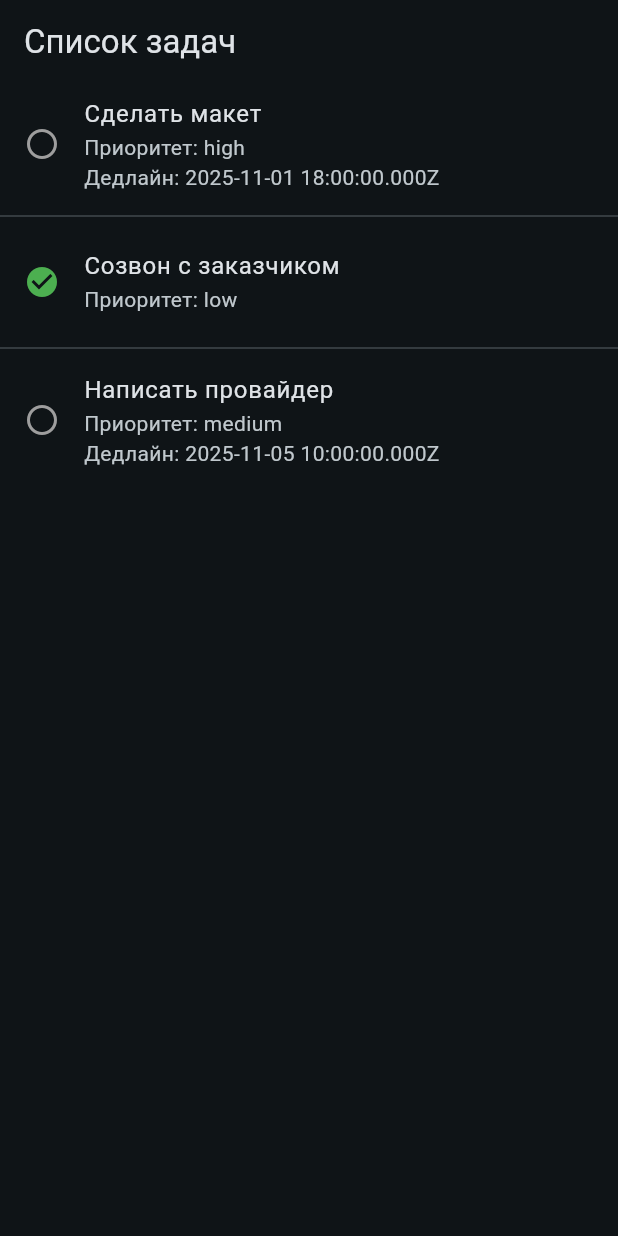
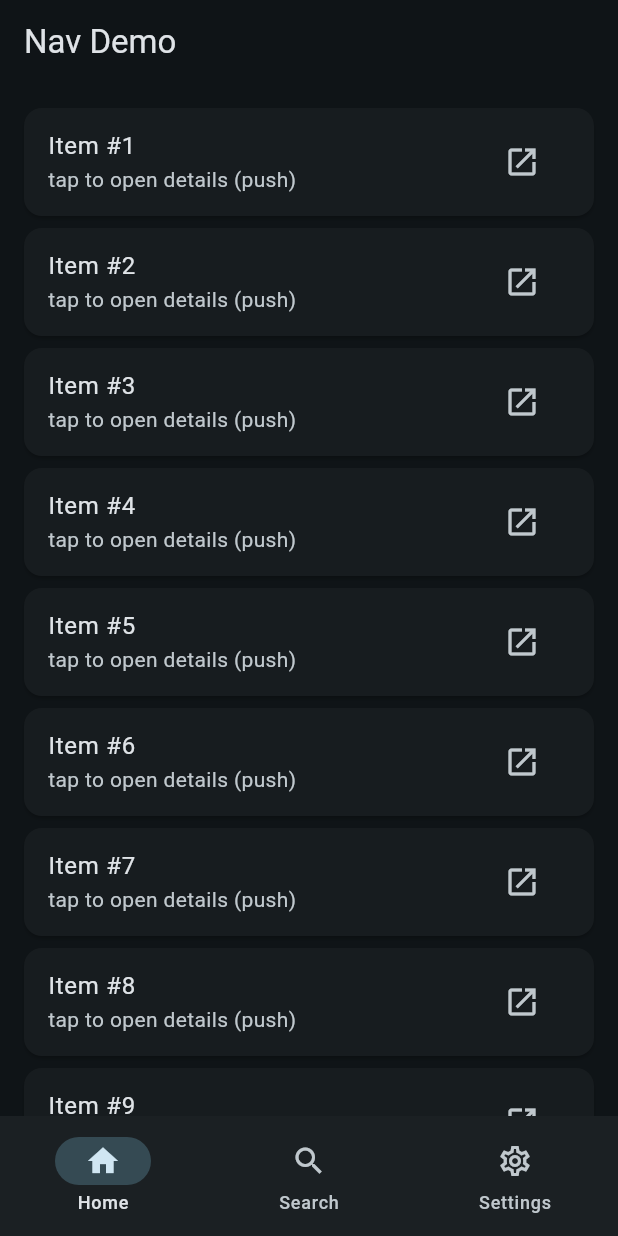
Before and after one commit to 1FAY/test-navigation, a Flutter app: the screen it shows after launch, on a phone screen of 412 x 824 dp. Run offline on Flutter 3.47's test engine with Material 3 defaults, Android fonts, the phone set to English and light mode, and no system bars; our stand-ins replace go_router.

Commit message:
Revert "second_commit"

```diff
--- a/assets/tasks.json
+++ /dev/null
@@ -1,23 +0,0 @@
-[
-  {
-    "id": "t1",
-    "title_text": "Сделать макет",
-    "done": 0,
-    "deadline_iso": "2025-11-01T18:00:00Z",
-    "priority": "high"
-  },
-  {
-    "id": "t2",
-    "title_text": "Созвон с заказчиком",
-    "done": 1,
-    "deadline_iso": null,
-    "priority": "low"
-  },
-  {
-    "id": "t3",
-    "title_text": "Написать провайдер",
-    "done": 0,
-    "deadline_iso": "2025-11-05T10:00:00Z",
-    "priority": "medium"
-  }
-]
--- a/lib/main.dart
+++ b/lib/main.dart
@@ -1,9 +1,8 @@
 import 'package:flutter/material.dart';
-import 'package:flutter_riverpod/flutter_riverpod.dart';
 
 import 'src/app.dart';
 
 
 void main() {
-  runApp(const ProviderScope(child: App()));
+  runApp(const App());
 }
--- a/lib/src/app.dart
+++ b/lib/src/app.dart
@@ -1,5 +1,7 @@
 import 'package:flutter/material.dart';
-import 'package:flutter_application_1/src/data/features/tastks/ui/task_list_screen.dart';
+
+import 'navigation/router.dart';
+import 'states/app_state.dart';
 
 
 class App extends StatefulWidget {
@@ -10,9 +12,14 @@ class App extends StatefulWidget {
 }
 
 class _AppState extends State<App> {
+  final appState = AppState();
+
+
   @override
   Widget build(BuildContext context) {
-    return MaterialApp(
+    final router = createRouter(appState);
+
+    return MaterialApp.router(
       debugShowCheckedModeBanner: false,
       theme: ThemeData(
         colorScheme: ColorScheme
@@ -30,7 +37,7 @@ class _AppState extends State<App> {
           ),
       ),
       themeMode: ThemeMode.dark,
-      home: TaskListScreen(),
+      routerConfig: router,
     );
   }
 }
--- a/lib/src/data/features/tastks/providers/task_list_provider.dart
+++ /dev/null
@@ -1,14 +0,0 @@
-import 'package:flutter_application_1/src/domain/mappers/task_mapper.dart';
-import 'package:flutter_riverpod/flutter_riverpod.dart';
-
-import '../../../../domain/entities/task_entity.dart';
-import '../../../sources/local_task_source.dart';
-
-
-final _taskSourceProvider = Provider((ref) => LocalTaskSource());
-
-final taskListProvider = FutureProvider<List<TaskEntity>>((ref) async {
-  final source = ref.watch(_taskSourceProvider);
-  final models = await source.fetchTasks();
-  return models.map((m) => m.toEntity()).toList();
-});
--- a/lib/src/data/features/tastks/ui/task_list_screen.dart
+++ /dev/null
@@ -1,37 +0,0 @@
-import 'package:flutter/material.dart';
-import 'package:flutter_riverpod/flutter_riverpod.dart';
-import '../providers/task_list_provider.dart';
-
-
-class TaskListScreen extends ConsumerWidget {
-  const TaskListScreen({super.key});
-
-  @override
-  Widget build(BuildContext context, WidgetRef ref) {
-    final tasksAsync = ref.watch(taskListProvider);
-
-    return Scaffold(
-      appBar: AppBar(title: const Text('Список задач')),
-      body: tasksAsync.when(
-        data: (tasks) => ListView.separated(
-          itemCount: tasks.length,
-          separatorBuilder: (_, __) => const Divider(),
-          itemBuilder: (_, i) {
-            final t = tasks[i];
-            return ListTile(
-              leading: Icon(
-                t.isDone ? Icons.check_circle : Icons.radio_button_unchecked,
-                color: t.isDone ? Colors.green : Colors.grey,
-              ),
-              title: Text(t.title),
-              subtitle: Text('Приоритет: ${t.priority.name}'
-                  '${t.deadline != null ? '\nДедлайн: ${t.deadline}' : ''}'),
-            );
-          },
-        ),
-        error: (e, _) => Center(child: Text('Ошибка: $e')),
-        loading: () => const Center(child: CircularProgressIndicator()),
-      ),
-    );
-  }
-}
--- a/lib/src/domain/mappers/task_mapper.dart
+++ /dev/null
@@ -1,20 +0,0 @@
-import '../../data/models/task_model.dart';
-import '../entities/task_entity.dart';
-
-extension TaskModelMapper on TaskModel {
-  TaskEntity toEntity() {
-    final pr = switch (priority.toLowerCase()) {
-      'low' => TaskPriority.low,
-      'high' => TaskPriority.high,
-      _ => TaskPriority.medium,
-    };
-
-    return TaskEntity(
-      id: id,
-      title: titleText.trim(),
-      isDone: done == 1,
-      deadline: deadlineIso != null ? DateTime.parse(deadlineIso!) : null,
-      priority: pr,
-    );
-  }
-}
--- /dev/null
+++ b/lib/src/navigation/router.dart
@@ -0,0 +1,73 @@
+import 'package:go_router/go_router.dart';
+
+import '../pages/details_page.dart';
+import '../pages/home_page.dart';
+import '../pages/login_page.dart';
+import '../pages/search_page.dart';
+import '../pages/settings_page.dart';
+import '../states/app_state.dart';
+import 'tabs_scaffold.dart';
+
+
+GoRouter createRouter(AppState appState) {
+  return GoRouter(
+    initialLocation: '/home',
+    refreshListenable: appState,
+    redirect: (context, state) {
+      final loggingIn = state.matchedLocation == '/login';
+      final needsAuth = state.matchedLocation.startsWith('/settings');
+
+      if (!appState.loggedIn && needsAuth && !loggingIn) {
+        return '/login?from=${Uri.encodeComponent(state.matchedLocation)}';
+      }
+      if (appState.loggedIn && loggingIn) {
+        return '/home';
+      }
+      return null;
+    },
+    routes: [
+      GoRoute(
+        path: '/login',
+        name: 'login',
+        builder: (context, state) => LoginPage(
+          onLogin: () {
+            appState.login();
+            final from = state.uri.queryParameters['from'];
+            context.go(from ?? '/home');
+          },
+        ),
+      ),
+      ShellRoute(
+        builder: (context, state, child) => TabsScaffold(child: child),
+        routes: [
+          GoRoute(
+            path: '/home',
+            name: 'home',
+            builder: (context, state) => const HomePage(),
+            routes: [
+              GoRoute(
+                path: 'details/:id',
+                name: 'details',
+                builder: (context, state) => DetailsPage(
+                  id: state.pathParameters['id']!,
+                ),
+              ),
+            ],
+          ),
+          GoRoute(
+            path: '/search',
+            name: 'search',
+            builder: (context, state) => const SearchPage(),
+          ),
+          GoRoute(
+            path: '/settings',
+            name: 'settings',
+            builder: (context, state) => SettingsPage(
+              onLogout: appState.logout,
+            ),
+          ),
+        ],
+      ),
+    ],
+  );
+}
--- /dev/null
+++ b/lib/src/navigation/tabs_scaffold.dart
@@ -0,0 +1,43 @@
+import 'package:flutter/material.dart';
+import 'package:go_router/go_router.dart';
+
+
+class TabsScaffold extends StatelessWidget {
+  const TabsScaffold({super.key, required this.child});
+  final Widget child;
+
+  int _locationToIndex(String location) {
+    if (location.startsWith('/search')) return 1;
+    if (location.startsWith('/settings')) return 2;
+    return 0; // home (по умолчанию)
+  }
+
+  @override
+  Widget build(BuildContext context) {
+    final location = GoRouterState.of(context).uri.toString();
+    final currentIndex = _locationToIndex(location);
+
+    return Scaffold(
+      appBar: AppBar(title: const Text('Nav Demo')),
+      body: child,
+      bottomNavigationBar: NavigationBar(
+        selectedIndex: currentIndex,
+        onDestinationSelected: (index) {
+          switch (index) {
+            case 0:
+              context.go('/home');
+            case 1:
+              context.go('/search');
+            case 2:
+              context.go('/settings');
+          }
+        },
+        destinations: const [
+          NavigationDestination(icon: Icon(Icons.home_outlined), selectedIcon: Icon(Icons.home), label: 'Home'),
+          NavigationDestination(icon: Icon(Icons.search_outlined), selectedIcon: Icon(Icons.search), label: 'Search'),
+          NavigationDestination(icon: Icon(Icons.settings_outlined), selectedIcon: Icon(Icons.settings), label: 'Settings'),
+        ],
+      ),
+    );
+  }
+}
--- /dev/null
+++ b/lib/src/pages/home_page.dart
@@ -0,0 +1,37 @@
+import 'package:flutter/material.dart';
+import 'package:go_router/go_router.dart';
+
+
+class HomePage extends StatelessWidget {
+  const HomePage({super.key});
+
+  @override
+  Widget build(BuildContext context) {
+    final items = List.generate(10, (i) => i + 1);
+    return ListView.builder(
+      padding: const EdgeInsets.all(12),
+      itemCount: items.length,
+      itemBuilder: (context, index) {
+        final id = items[index];
+        return Card(
+          child: ListTile(
+            title: Text('Item #$id'),
+            subtitle: const Text('tap to open details (push)'),
+            onTap: () {
+              // Переход с добавлением в стек:
+              context.push('/home/details/$id');
+            },
+            trailing: IconButton(
+              icon: const Icon(Icons.open_in_new),
+              tooltip: 'open (replace stack)',
+              onPressed: () {
+                // Жёсткая замена стека (например, навигация по deeplink):
+                context.go('/home/details/$id');
+              },
+            ),
+          ),
+        );
+      },
+    );
+  }
+}
--- /dev/null
+++ b/lib/src/pages/search_page.dart
@@ -0,0 +1,22 @@
+import 'package:flutter/material.dart';
+import 'package:go_router/go_router.dart';
+
+
+class SearchPage extends StatelessWidget {
+  const SearchPage({super.key});
+
+  @override
+  Widget build(BuildContext context) {
+    return Center(
+      child: Column(mainAxisSize: MainAxisSize.min, children: [
+        const Text('Search'),
+        const SizedBox(height: 12),
+        FilledButton.icon(
+          icon: const Icon(Icons.search),
+          label: const Text('Имитация результата → Details #99'),
+          onPressed: () => context.push('/home/details/99'),
+        ),
+      ]),
+    );
+  }
+}
--- /dev/null
+++ b/lib/src/states/app_state.dart
@@ -0,0 +1,15 @@
+import 'package:flutter/material.dart';
+
+class AppState extends ChangeNotifier {
+  bool loggedIn = false;
+
+  void login() {
+    loggedIn = true;
+    notifyListeners();
+  }
+
+  void logout() {
+    loggedIn = false;
+    notifyListeners();
+  }
+}
```
Also changed, not shown: lib/src/data/models/task_model.dart (deleted, +0 -23 lines), lib/src/data/sources/local_task_source.dart (deleted, +0 -11 lines), lib/src/domain/entities/task_entity.dart (deleted, +0 -22 lines), lib/src/pages/details_page.dart (added, +60 -0 lines), lib/src/pages/login_page.dart (added, +24 -0 lines), lib/src/pages/settings_page.dart (added, +25 -0 lines), pubspec.yaml (+2 -5 lines), pubspec.lock.
